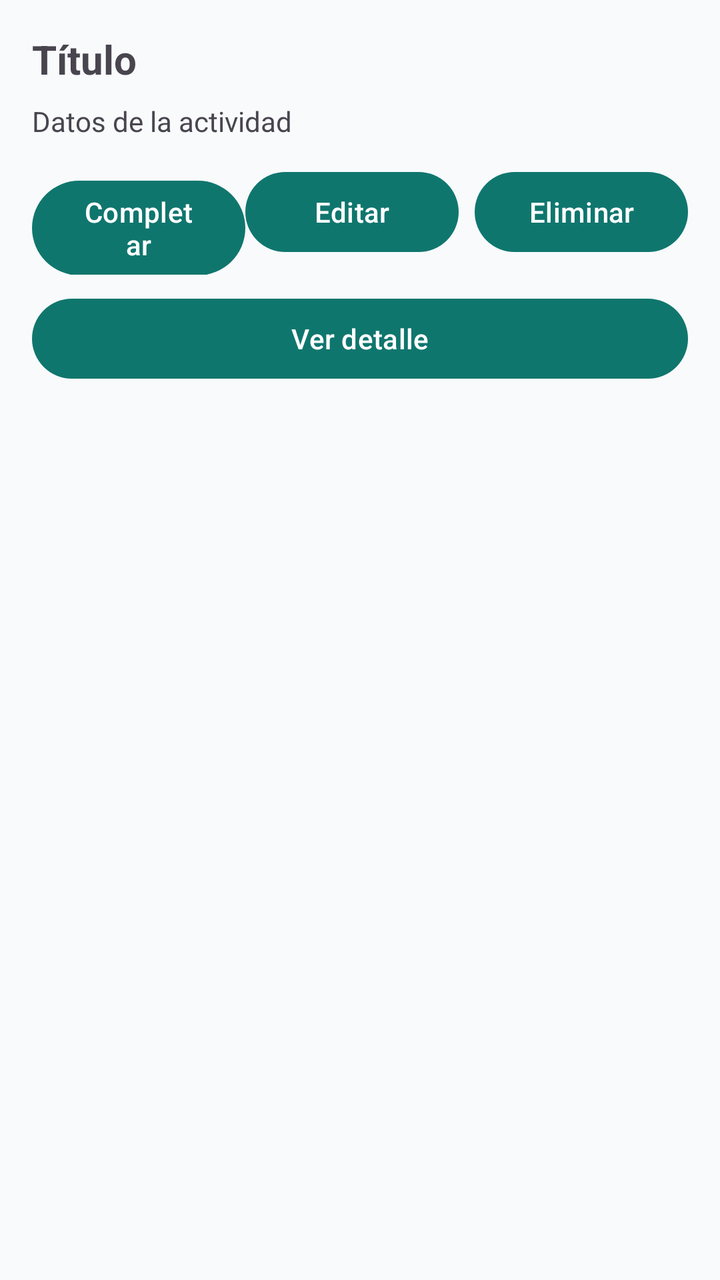
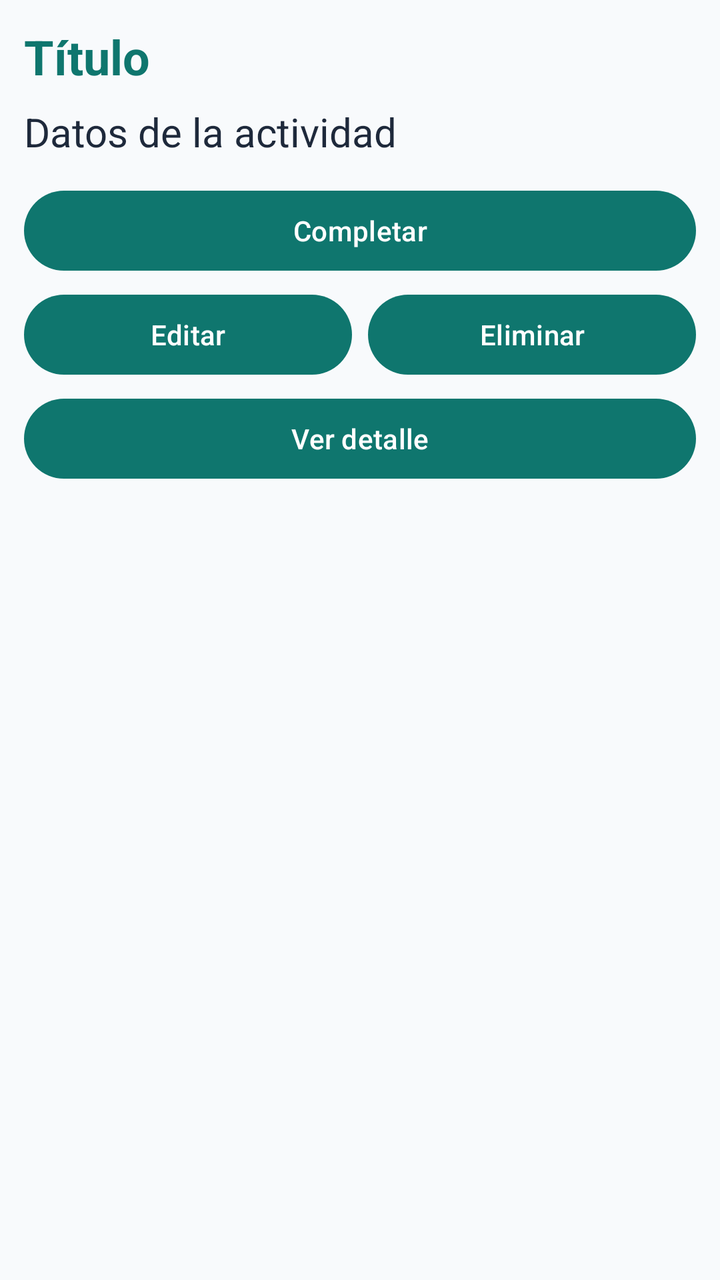

Before-and-after screenshots of an Android layout around one commit, followed by the original layout XML and the change that was made.
<!-- AndroidManifest.xml: application theme Theme.OrganizaMe -->
<!-- res/layout/tarjeta_actividad.xml -->
<?xml version="1.0" encoding="utf-8"?>
<LinearLayout xmlns:android="http://schemas.android.com/apk/res/android"
    android:layout_width="match_parent"
    android:layout_height="wrap_content"
    android:layout_marginBottom="16dp"
    android:orientation="vertical"
    android:padding="16dp">

    <TextView
        android:id="@+id/txtTituloActividad"
        android:layout_width="match_parent"
        android:layout_height="wrap_content"
        android:text="Título"
        android:textSize="20sp"
        android:textStyle="bold" />

    <TextView
        android:id="@+id/txtDatosActividad"
        android:layout_width="match_parent"
        android:layout_height="wrap_content"
        android:layout_marginTop="8dp"
        android:text="Datos de la actividad" />

    <LinearLayout
        android:layout_width="match_parent"
        android:layout_height="wrap_content"
        android:layout_marginTop="12dp"
        android:orientation="horizontal">

        <Button
            android:id="@+id/btnCompletarActividad"
            android:layout_width="0dp"
            android:layout_height="wrap_content"
            android:layout_weight="1"
            android:text="Completar" />


        <Button
            android:id="@+id/btnEditarActividad"
            android:layout_width="0dp"
            android:layout_height="wrap_content"
            android:layout_weight="1"
            android:text="Editar" />

        <Button
            android:id="@+id/btnEliminarActividad"
            android:layout_width="0dp"
            android:layout_height="wrap_content"
            android:layout_marginStart="8dp"
            android:layout_weight="1"
            android:text="Eliminar" />

    </LinearLayout>

    <Button
        android:id="@+id/btnVerDetalle"
        android:layout_width="match_parent"
        android:layout_height="wrap_content"
        android:layout_marginTop="8dp"
        android:text="Ver detalle" />

</LinearLayout>
<!-- resources referenced by this layout -->
<resources>
  <style name="Theme.OrganizaMe" parent="Theme.Material3.DayNight.NoActionBar">
          <item name="colorPrimary">@color/primary</item>
          <item name="colorPrimaryDark">@color/primary_dark</item>
          <item name="colorSecondary">@color/secondary</item>
          <item name="android:windowLightStatusBar">true</item>
          <item name="android:navigationBarColor">@color/background</item>
          <item name="android:windowBackground">@color/background</item>
      </style>
  <color name="primary">#0F766E</color>
  <color name="primary_dark">#134E4A</color>
  <color name="secondary">#2563EB</color>
  <color name="background">#F8FAFC</color>
</resources>

<!-- the commit's change to res/layout/tarjeta_actividad.xml (unified diff, before → after) -->
@@ -1,39 +1,46 @@
 <?xml version="1.0" encoding="utf-8"?>
-<LinearLayout xmlns:android="http://schemas.android.com/apk/res/android"
+<LinearLayout
+    xmlns:android="http://schemas.android.com/apk/res/android"
     android:layout_width="match_parent"
     android:layout_height="wrap_content"
-    android:layout_marginBottom="16dp"
+    android:layout_marginStart="4dp"
+    android:layout_marginEnd="4dp"
+    android:layout_marginBottom="12dp"
     android:orientation="vertical"
-    android:padding="16dp">
+    android:padding="12dp"
+    android:background="@color/background"
+    android:elevation="2dp">
 
     <TextView
         android:id="@+id/txtTituloActividad"
         android:layout_width="match_parent"
         android:layout_height="wrap_content"
         android:text="Título"
-        android:textSize="20sp"
-        android:textStyle="bold" />
+        android:textSize="24sp"
+        android:textStyle="bold"
+        android:textColor="@color/primary" />
 
     <TextView
         android:id="@+id/txtDatosActividad"
         android:layout_width="match_parent"
         android:layout_height="wrap_content"
         android:layout_marginTop="8dp"
-        android:text="Datos de la actividad" />
+        android:text="Datos de la actividad"
+        android:textColor="@color/on_background"
+        android:textSize="20sp" />
+
+    <Button
+        android:id="@+id/btnCompletarActividad"
+        android:layout_width="match_parent"
+        android:layout_height="wrap_content"
+        android:layout_marginTop="12dp"
+        android:text="Completar" />
 
     <LinearLayout
         android:layout_width="match_parent"
         android:layout_height="wrap_content"
-        android:layout_marginTop="12dp"
+        android:layout_marginTop="4dp"
         android:orientation="horizontal">
-
-        <Button
-            android:id="@+id/btnCompletarActividad"
-            android:layout_width="0dp"
-            android:layout_height="wrap_content"
-            android:layout_weight="1"
-            android:text="Completar" />
-
 
         <Button
             android:id="@+id/btnEditarActividad"
@@ -46,8 +53,8 @@
             android:id="@+id/btnEliminarActividad"
             android:layout_width="0dp"
             android:layout_height="wrap_content"
+            android:layout_weight="1"
             android:layout_marginStart="8dp"
-            android:layout_weight="1"
             android:text="Eliminar" />
 
     </LinearLayout>
@@ -56,7 +63,7 @@
         android:id="@+id/btnVerDetalle"
         android:layout_width="match_parent"
         android:layout_height="wrap_content"
-        android:layout_marginTop="8dp"
+        android:layout_marginTop="4dp"
         android:text="Ver detalle" />
 
 </LinearLayout>
<!-- resource entries referenced after the edit -->
@@ -12,5 +12,6 @@
   <color name="primary_dark">#134E4A</color>
   <color name="secondary">#2563EB</color>
   <color name="background">#F8FAFC</color>
+  <color name="on_background">#1E293B</color>
 </resources>
 
